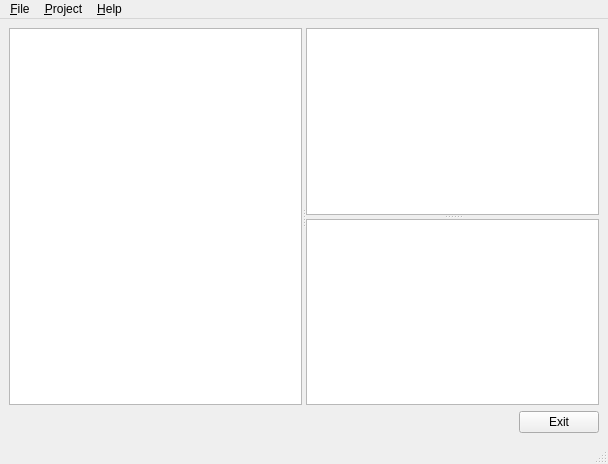
The window that trunk/src/translator/translator.ui (azizk/dil) describes before a commit, drawn with Qt 5.
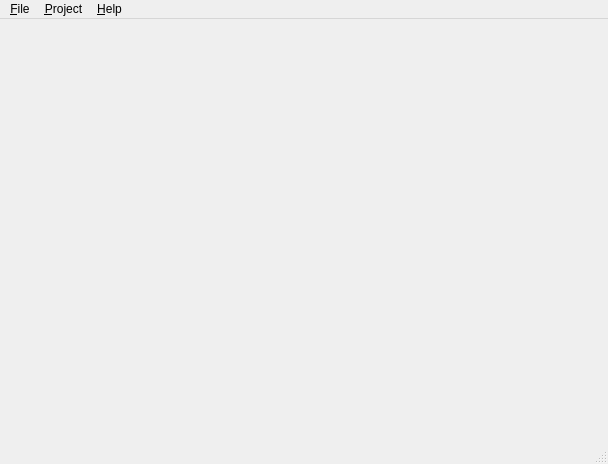
The same window after the commit.

Commit message: Translator: added modules langfile and project.

```diff
--- a/trunk/src/translator/translator.ui
+++ b/trunk/src/translator/translator.ui
@@ -13,59 +13,7 @@
    <string>Translator</string>
   </property>
   <widget class="QWidget" name="centralwidget" >
-   <layout class="QVBoxLayout" >
-    <item>
-     <layout class="QVBoxLayout" >
-      <item>
-       <widget class="QSplitter" name="splitter_2" >
-        <property name="orientation" >
-         <enum>Qt::Horizontal</enum>
-        </property>
-        <widget class="QListView" name="listView" />
-        <widget class="QSplitter" name="splitter" >
-         <property name="orientation" >
-          <enum>Qt::Vertical</enum>
-         </property>
-         <widget class="QTextEdit" name="textEdit" >
-          <property name="tabChangesFocus" >
-           <bool>true</bool>
-          </property>
-         </widget>
-         <widget class="QTextEdit" name="textEdit_2" >
-          <property name="tabChangesFocus" >
-           <bool>true</bool>
-          </property>
-         </widget>
-        </widget>
-       </widget>
-      </item>
-      <item>
-       <layout class="QHBoxLayout" >
-        <item>
-         <spacer>
-          <property name="orientation" >
-           <enum>Qt::Horizontal</enum>
-          </property>
-          <property name="sizeHint" >
-           <size>
-            <width>40</width>
-            <height>20</height>
-           </size>
-          </property>
-         </spacer>
-        </item>
-        <item>
-         <widget class="QPushButton" name="pushButton" >
-          <property name="text" >
-           <string>Exit</string>
-          </property>
-         </widget>
-        </item>
-       </layout>
-      </item>
-     </layout>
-    </item>
-   </layout>
+   <layout class="QVBoxLayout" />
   </widget>
   <widget class="QMenuBar" name="menubar" >
    <property name="geometry" >
```
Left out of the diff: 22 changed lines with no effect on the pictures. The commit also changes 4 other files.
